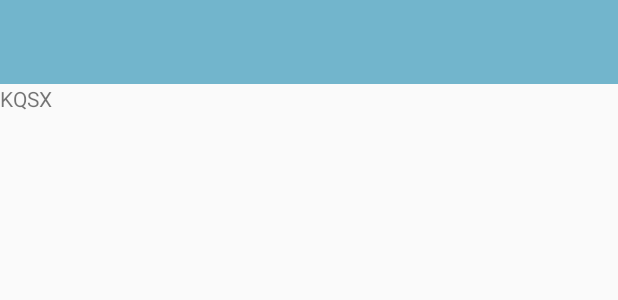
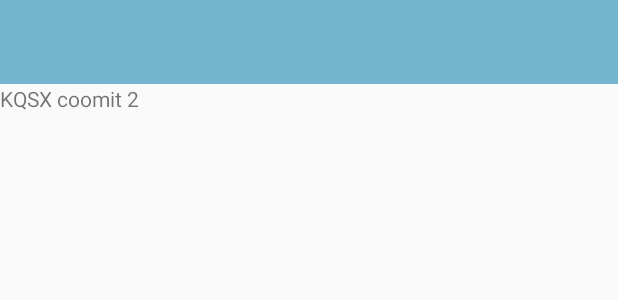
Before and after one commit to hoangwute/KQSX, an Android app: the layout activity_main.xml on its own in the app's theme, with its tools: preview values and no code run, on a phone screen of 412 x 824 dp. Shown: the top 300 px of the screen. Run offline under Robolectric (Android 15) with nearby library versions, the phone set to English and light mode, and no system bars.

Commit message:
commit 2

```diff
--- a/app/src/main/res/layout/activity_main.xml
+++ b/app/src/main/res/layout/activity_main.xml
@@ -24,6 +24,6 @@
     <TextView
         android:layout_width="wrap_content"
         android:layout_height="wrap_content"
-        android:text="KQSX"/>
+        android:text="KQSX coomit 2"/>
 
 </LinearLayout>
```
